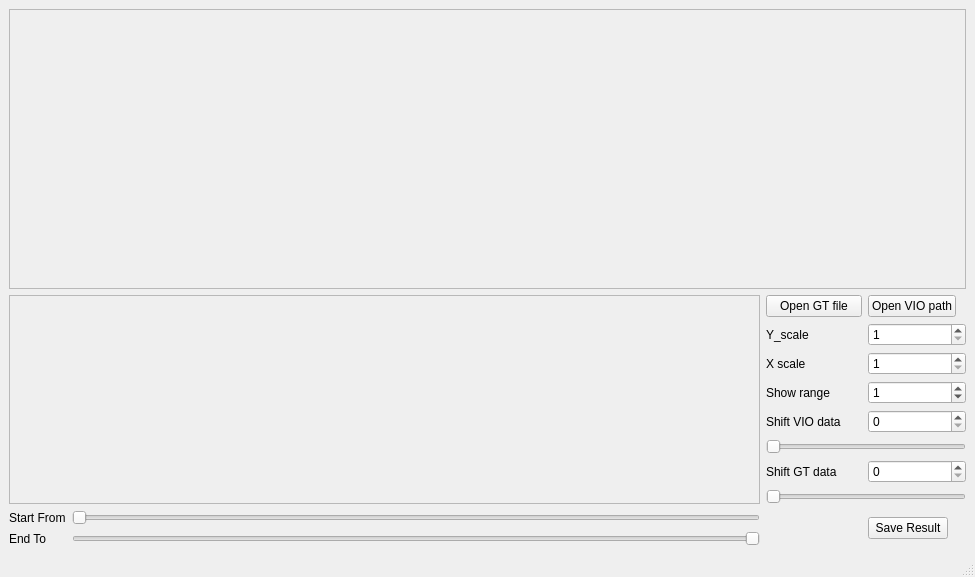
Qt form ui/main.ui (Jaron0211/vicon_alignment_tools) before a commit.
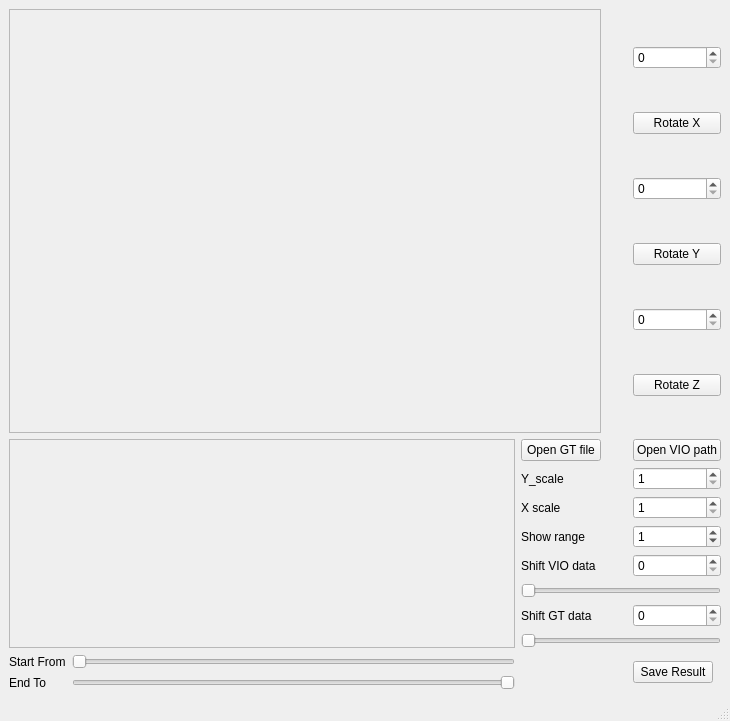
The same form after that commit.

Diff of the .ui file:
```diff
--- a/ui/main.ui
+++ b/ui/main.ui
@@ -6,8 +6,8 @@
    <rect>
     <x>0</x>
     <y>0</y>
-    <width>975</width>
-    <height>577</height>
+    <width>730</width>
+    <height>721</height>
    </rect>
   </property>
   <property name="minimumSize">
@@ -21,105 +21,62 @@
   </property>
   <widget class="QWidget" name="centralwidget">
    <layout class="QGridLayout" name="gridLayout">
-    <item row="0" column="0" colspan="4">
-     <widget class="QFrame" name="canvas_2">
+    <item row="12" column="2" colspan="3">
+     <widget class="QSlider" name="gt_shifter">
+      <property name="minimumSize">
+       <size>
+        <width>200</width>
+        <height>0</height>
+       </size>
+      </property>
+      <property name="maximumSize">
+       <size>
+        <width>300</width>
+        <height>16777215</height>
+       </size>
+      </property>
+      <property name="pageStep">
+       <number>1</number>
+      </property>
+      <property name="orientation">
+       <enum>Qt::Horizontal</enum>
+      </property>
+     </widget>
+    </item>
+    <item row="13" column="4" rowspan="2">
+     <widget class="QPushButton" name="save_result">
       <property name="sizePolicy">
-       <sizepolicy hsizetype="Minimum" vsizetype="Preferred">
+       <sizepolicy hsizetype="Maximum" vsizetype="Fixed">
         <horstretch>0</horstretch>
         <verstretch>0</verstretch>
        </sizepolicy>
       </property>
-      <property name="frameShape">
-       <enum>QFrame::StyledPanel</enum>
+      <property name="text">
+       <string>Save Result</string>
       </property>
-      <property name="frameShadow">
-       <enum>QFrame::Raised</enum>
-      </property>
      </widget>
     </item>
-    <item row="1" column="0" rowspan="8" colspan="2">
-     <widget class="QFrame" name="canvas">
+    <item row="9" column="2">
+     <widget class="QLabel" name="label_5">
       <property name="sizePolicy">
-       <sizepolicy hsizetype="Minimum" vsizetype="Preferred">
+       <sizepolicy hsizetype="Maximum" vsizetype="Preferred">
         <horstretch>0</horstretch>
         <verstretch>0</verstretch>
        </sizepolicy>
       </property>
-      <property name="frameShape">
-       <enum>QFrame::StyledPanel</enum>
+      <property name="text">
+       <string>Shift VIO data</string>
       </property>
-      <property name="frameShadow">
-       <enum>QFrame::Raised</enum>
-      </property>
      </widget>
     </item>
-    <item row="1" column="2">
+    <item row="5" column="2">
      <widget class="QPushButton" name="GT_file">
       <property name="text">
        <string>Open GT file</string>
       </property>
      </widget>
     </item>
-    <item row="1" column="3">
-     <widget class="QPushButton" name="VIO_file">
-      <property name="sizePolicy">
-       <sizepolicy hsizetype="Maximum" vsizetype="Fixed">
-        <horstretch>0</horstretch>
-        <verstretch>0</verstretch>
-       </sizepolicy>
-      </property>
-      <property name="text">
-       <string>Open VIO path</string>
-      </property>
-     </widget>
-    </item>
-    <item row="2" column="2">
-     <widget class="QLabel" name="label_2">
-      <property name="sizePolicy">
-       <sizepolicy hsizetype="Maximum" vsizetype="Preferred">
-        <horstretch>0</horstretch>
-        <verstretch>0</verstretch>
-       </sizepolicy>
-      </property>
-      <property name="text">
-       <string>Y_scale</string>
-      </property>
-     </widget>
-    </item>
-    <item row="2" column="3">
-     <widget class="QSpinBox" name="yscale_spinbox">
-      <property name="minimum">
-       <number>1</number>
-      </property>
-      <property name="maximum">
-       <number>10000</number>
-      </property>
-     </widget>
-    </item>
-    <item row="3" column="2">
-     <widget class="QLabel" name="label">
-      <property name="sizePolicy">
-       <sizepolicy hsizetype="Maximum" vsizetype="Preferred">
-        <horstretch>0</horstretch>
-        <verstretch>0</verstretch>
-       </sizepolicy>
-      </property>
-      <property name="text">
-       <string>X scale</string>
-      </property>
-     </widget>
-    </item>
-    <item row="3" column="3">
-     <widget class="QSpinBox" name="xscale_spinbox">
-      <property name="minimum">
-       <number>1</number>
-      </property>
-      <property name="maximum">
-       <number>10000</number>
-      </property>
-     </widget>
-    </item>
-    <item row="4" column="2">
+    <item row="8" column="2">
      <widget class="QLabel" name="label_4">
       <property name="sizePolicy">
        <sizepolicy hsizetype="Maximum" vsizetype="Preferred">
@@ -132,111 +89,49 @@
       </property>
      </widget>
     </item>
-    <item row="4" column="3">
-     <widget class="QSpinBox" name="range_spinbox">
-      <property name="maximum">
-       <number>10000</number>
-      </property>
-      <property name="value">
+    <item row="7" column="4">
+     <widget class="QSpinBox" name="xscale_spinbox">
+      <property name="minimum">
        <number>1</number>
       </property>
-     </widget>
-    </item>
-    <item row="5" column="2">
-     <widget class="QLabel" name="label_5">
-      <property name="sizePolicy">
-       <sizepolicy hsizetype="Maximum" vsizetype="Preferred">
-        <horstretch>0</horstretch>
-        <verstretch>0</verstretch>
-       </sizepolicy>
-      </property>
-      <property name="text">
-       <string>Shift VIO data</string>
-      </property>
-     </widget>
-    </item>
-    <item row="5" column="3">
-     <widget class="QSpinBox" name="nav_offset_spinbox">
-      <property name="value">
-       <number>0</number>
-      </property>
-     </widget>
-    </item>
-    <item row="6" column="2" colspan="2">
-     <widget class="QSlider" name="vio_shifter">
-      <property name="minimumSize">
-       <size>
-        <width>200</width>
-        <height>0</height>
-       </size>
-      </property>
-      <property name="maximumSize">
-       <size>
-        <width>300</width>
-        <height>16777215</height>
-       </size>
-      </property>
-      <property name="pageStep">
-       <number>1</number>
-      </property>
-      <property name="orientation">
-       <enum>Qt::Horizontal</enum>
-      </property>
-     </widget>
-    </item>
-    <item row="7" column="2">
-     <widget class="QLabel" name="label_6">
-      <property name="sizePolicy">
-       <sizepolicy hsizetype="Maximum" vsizetype="Preferred">
-        <horstretch>0</horstretch>
-        <verstretch>0</verstretch>
-       </sizepolicy>
-      </property>
-      <property name="text">
-       <string>Shift GT data</string>
-      </property>
-     </widget>
-    </item>
-    <item row="7" column="3">
-     <widget class="QSpinBox" name="offset_spinbox">
       <property name="maximum">
        <number>10000</number>
       </property>
      </widget>
     </item>
-    <item row="8" column="2" colspan="2">
-     <widget class="QSlider" name="gt_shifter">
-      <property name="minimumSize">
-       <size>
-        <width>200</width>
-        <height>0</height>
-       </size>
-      </property>
-      <property name="maximumSize">
-       <size>
-        <width>300</width>
-        <height>16777215</height>
-       </size>
-      </property>
-      <property name="pageStep">
-       <number>1</number>
-      </property>
-      <property name="orientation">
-       <enum>Qt::Horizontal</enum>
-      </property>
-     </widget>
-    </item>
-    <item row="9" column="0">
+    <item row="13" column="0">
      <widget class="QLabel" name="label_3">
       <property name="text">
        <string>Start From</string>
       </property>
      </widget>
     </item>
-    <item row="9" column="1">
-     <widget class="QSlider" name="Start_from">
-      <property name="maximum">
-       <number>100</number>
+    <item row="11" column="2">
+     <widget class="QLabel" name="label_6">
+      <property name="sizePolicy">
+       <sizepolicy hsizetype="Maximum" vsizetype="Preferred">
+        <horstretch>0</horstretch>
+        <verstretch>0</verstretch>
+       </sizepolicy>
+      </property>
+      <property name="text">
+       <string>Shift GT data</string>
+      </property>
+     </widget>
+    </item>
+    <item row="10" column="2" colspan="3">
+     <widget class="QSlider" name="vio_shifter">
+      <property name="minimumSize">
+       <size>
+        <width>200</width>
+        <height>0</height>
+       </size>
+      </property>
+      <property name="maximumSize">
+       <size>
+        <width>300</width>
+        <height>16777215</height>
+       </size>
       </property>
       <property name="pageStep">
        <number>1</number>
@@ -246,27 +141,27 @@
       </property>
      </widget>
     </item>
-    <item row="9" column="3" rowspan="2">
-     <widget class="QPushButton" name="save_result">
+    <item row="6" column="2">
+     <widget class="QLabel" name="label_2">
       <property name="sizePolicy">
-       <sizepolicy hsizetype="Maximum" vsizetype="Fixed">
+       <sizepolicy hsizetype="Maximum" vsizetype="Preferred">
         <horstretch>0</horstretch>
         <verstretch>0</verstretch>
        </sizepolicy>
       </property>
       <property name="text">
-       <string>Save Result</string>
+       <string>Y_scale</string>
       </property>
      </widget>
     </item>
-    <item row="10" column="0">
+    <item row="14" column="0">
      <widget class="QLabel" name="label_7">
       <property name="text">
        <string>End To</string>
       </property>
      </widget>
     </item>
-    <item row="10" column="1">
+    <item row="14" column="1">
      <widget class="QSlider" name="End_to">
       <property name="maximum">
        <number>100</number>
@@ -282,6 +177,188 @@
       </property>
      </widget>
     </item>
+    <item row="7" column="2">
+     <widget class="QLabel" name="label">
+      <property name="sizePolicy">
+       <sizepolicy hsizetype="Maximum" vsizetype="Preferred">
+        <horstretch>0</horstretch>
+        <verstretch>0</verstretch>
+       </sizepolicy>
+      </property>
+      <property name="text">
+       <string>X scale</string>
+      </property>
+     </widget>
+    </item>
+    <item row="5" column="0" rowspan="8" colspan="2">
+     <widget class="QFrame" name="canvas">
+      <property name="sizePolicy">
+       <sizepolicy hsizetype="Minimum" vsizetype="Preferred">
+        <horstretch>0</horstretch>
+        <verstretch>0</verstretch>
+       </sizepolicy>
+      </property>
+      <property name="frameShape">
+       <enum>QFrame::StyledPanel</enum>
+      </property>
+      <property name="frameShadow">
+       <enum>QFrame::Raised</enum>
+      </property>
+     </widget>
+    </item>
+    <item row="0" column="0" rowspan="5" colspan="3">
+     <widget class="QFrame" name="canvas_2">
+      <property name="sizePolicy">
+       <sizepolicy hsizetype="Preferred" vsizetype="Preferred">
+        <horstretch>0</horstretch>
+        <verstretch>0</verstretch>
+       </sizepolicy>
+      </property>
+      <property name="minimumSize">
+       <size>
+        <width>0</width>
+        <height>0</height>
+       </size>
+      </property>
+      <property name="frameShape">
+       <enum>QFrame::StyledPanel</enum>
+      </property>
+      <property name="frameShadow">
+       <enum>QFrame::Raised</enum>
+      </property>
+     </widget>
+    </item>
+    <item row="5" column="4">
+     <widget class="QPushButton" name="VIO_file">
+      <property name="sizePolicy">
+       <sizepolicy hsizetype="Maximum" vsizetype="Fixed">
+        <horstretch>0</horstretch>
+        <verstretch>0</verstretch>
+       </sizepolicy>
+      </property>
+      <property name="text">
+       <string>Open VIO path</string>
+      </property>
+     </widget>
+    </item>
+    <item row="6" column="4">
+     <widget class="QSpinBox" name="yscale_spinbox">
+      <property name="minimum">
+       <number>1</number>
+      </property>
+      <property name="maximum">
+       <number>10000</number>
+      </property>
+     </widget>
+    </item>
+    <item row="8" column="4">
+     <widget class="QSpinBox" name="range_spinbox">
+      <property name="maximum">
+       <number>10000</number>
+      </property>
+      <property name="value">
+       <number>1</number>
+      </property>
+     </widget>
+    </item>
+    <item row="0" column="3" rowspan="5">
+     <spacer name="verticalSpacer">
+      <property name="orientation">
+       <enum>Qt::Vertical</enum>
+      </property>
+      <property name="sizeType">
+       <enum>QSizePolicy::Minimum</enum>
+      </property>
+      <property name="sizeHint" stdset="0">
+       <size>
+        <width>20</width>
+        <height>400</height>
+       </size>
+      </property>
+     </spacer>
+    </item>
+    <item row="9" column="4">
+     <widget class="QSpinBox" name="nav_offset_spinbox">
+      <property name="value">
+       <number>0</number>
+      </property>
+     </widget>
+    </item>
+    <item row="11" column="4">
+     <widget class="QSpinBox" name="offset_spinbox">
+      <property name="maximum">
+       <number>10000</number>
+      </property>
+     </widget>
+    </item>
+    <item row="13" column="1">
+     <widget class="QSlider" name="Start_from">
+      <property name="maximum">
+       <number>100</number>
+      </property>
+      <property name="pageStep">
+       <number>1</number>
+      </property>
+      <property name="orientation">
+       <enum>Qt::Horizontal</enum>
+      </property>
+     </widget>
+    </item>
+    <item row="0" column="4" rowspan="5">
+     <layout class="QVBoxLayout" name="verticalLayout">
+      <item>
+       <widget class="QSpinBox" name="yscale_spinbox_4">
+        <property name="minimum">
+         <number>0</number>
+        </property>
+        <property name="maximum">
+         <number>360</number>
+        </property>
+       </widget>
+      </item>
+      <item>
+       <widget class="QPushButton" name="pushButton">
+        <property name="text">
+         <string>Rotate X</string>
+        </property>
+       </widget>
+      </item>
+      <item>
+       <widget class="QSpinBox" name="yscale_spinbox_3">
+        <property name="minimum">
+         <number>0</number>
+        </property>
+        <property name="maximum">
+         <number>360</number>
+        </property>
+       </widget>
+      </item>
+      <item>
+       <widget class="QPushButton" name="pushButton_3">
+        <property name="text">
+         <string>Rotate Y</string>
+        </property>
+       </widget>
+      </item>
+      <item>
+       <widget class="QSpinBox" name="yscale_spinbox_2">
+        <property name="minimum">
+         <number>0</number>
+        </property>
+        <property name="maximum">
+         <number>360</number>
+        </property>
+       </widget>
+      </item>
+      <item>
+       <widget class="QPushButton" name="pushButton_2">
+        <property name="text">
+         <string>Rotate Z</string>
+        </property>
+       </widget>
+      </item>
+     </layout>
+    </item>
    </layout>
   </widget>
   <widget class="QMenuBar" name="menubar">
```
Left out of the diff: 2 changed lines with no effect on the pictures.
